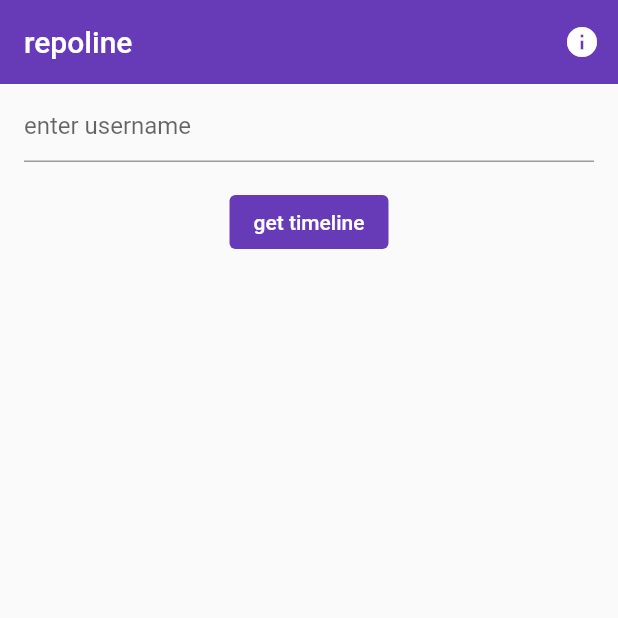
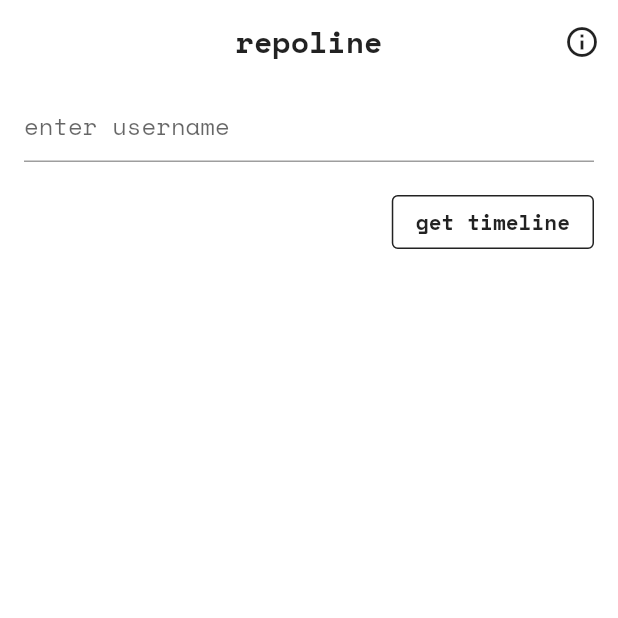
Before and after one commit to hexa-apps/repoline, a Flutter app: the screen it shows after launch, on a phone screen of 412 x 824 dp, the top half of it. Run offline on Flutter 3.47's test engine with Material 2 defaults, Android fonts, the phone set to English and light mode, and no system bars; our stand-ins replace timeline_tile.

Commit message:
purple to black

```diff
--- a/lib/component/start_child.dart
+++ b/lib/component/start_child.dart
@@ -18,11 +18,11 @@ class StartChild extends StatelessWidget {
         alignment: const Alignment(0.0, -0.50),
         child: Text(
           '${data.elementAt(index).createdAt.day}-${data.elementAt(index).createdAt.month}-${data.elementAt(index).createdAt.year}',
+          // ignore: prefer_const_constructors
           style: TextStyle(
             fontFamily: 'SpaceMono',
-            fontSize: 14,
-            color: Colors.white.withOpacity(0.6),
-            fontWeight: FontWeight.w700,
+            fontSize: 12,
+            color: Colors.black87,
           ),
         ),
       ),
--- a/lib/core/service/repo.dart
+++ b/lib/core/service/repo.dart
@@ -17,6 +17,8 @@ List<RepoModel> parseRepos(List arguments) {
             int.parse(repo['id'].toString()),
             repo['name'],
             repo['html_url'],
+            repo['description'] ?? '',
+            repo['fork'],
             DateTime.parse(repo['created_at'].toString()),
             int.parse(repo['stargazers_count'].toString()),
             int.parse(repo['forks_count'].toString()),
--- a/lib/page/home.dart
+++ b/lib/page/home.dart
@@ -22,21 +22,26 @@ class _HomePageState extends State<HomePage> {
   @override
   Widget build(BuildContext context) {
     return Scaffold(
+        backgroundColor: Colors.white,
         appBar: AppBar(
-            backgroundColor: Colors.deepPurple,
           elevation: 0,
-            title: const Text('repoline'),
+          centerTitle: true,
+          title: const Text(
+            'repoline',
+            style:
+                TextStyle(fontFamily: 'SpaceMono', fontWeight: FontWeight.bold),
+          ),
           actions: [
             IconButton(
-                onPressed: () {
-                  print('info');
-                },
+              onPressed: () {},
               icon: const Icon(
-                  Icons.info,
-                  color: Colors.white,
+                Icons.info_outline,
               ),
             )
-            ]),
+          ],
+          backgroundColor: Colors.white,
+          foregroundColor: Colors.black87,
+        ),
         body: createBody(context));
   }
 
@@ -47,16 +52,20 @@ class _HomePageState extends State<HomePage> {
             title: Form(
           key: _formKey,
           child: Column(
+            crossAxisAlignment: CrossAxisAlignment.end,
             children: [
               TextFormField(
-                cursorColor: Colors.deepPurple,
+                // ignore: prefer_const_constructors
+                style: TextStyle(fontFamily: 'SpaceMono'),
+                cursorColor: Colors.black87,
                 controller: usernameController,
                 decoration: const InputDecoration(
+                    hintStyle: TextStyle(fontFamily: 'SpaceMono'),
                     focusedBorder: UnderlineInputBorder(
-                        borderSide: BorderSide(color: Colors.deepPurple)),
+                        borderSide: BorderSide(color: Colors.black87)),
                     hintText: 'enter username',
                     border: UnderlineInputBorder(
-                        borderSide: BorderSide(color: Colors.deepPurple))),
+                        borderSide: BorderSide(color: Colors.black87))),
                 validator: (String? value) {
                   return value == null || value.isEmpty
                       ? 'please enter username'
@@ -66,10 +75,11 @@ class _HomePageState extends State<HomePage> {
               Container(
                 padding: const EdgeInsets.only(top: 16),
                 child: ElevatedButton(
-                  style: ButtonStyle(
-                      elevation: MaterialStateProperty.all<double>(0),
-                      backgroundColor:
-                          MaterialStateProperty.all<Color>(Colors.deepPurple)),
+                  style: ElevatedButton.styleFrom(
+                      // ignore: prefer_const_constructors
+                      side: BorderSide(color: Colors.black87, width: 1),
+                      elevation: 0,
+                      primary: Colors.white),
                   onPressed: () async => {
                     if (_formKey.currentState!.validate())
                       {
@@ -80,7 +90,13 @@ class _HomePageState extends State<HomePage> {
                             .then((value) => usernameController.clear())
                       }
                   },
-                  child: const Text('get timeline'),
+                  child: const Text(
+                    'get timeline',
+                    style: TextStyle(
+                        color: Colors.black87,
+                        fontFamily: 'SpaceMono',
+                        fontWeight: FontWeight.bold),
+                  ),
                 ),
               )
             ],
--- a/lib/page/splash.dart
+++ b/lib/page/splash.dart
@@ -29,12 +29,12 @@ class _SplashPageState extends State<SplashPage> {
   @override
   Widget build(BuildContext context) {
     return const Scaffold(
-      backgroundColor: Colors.deepPurple,
+      backgroundColor: Colors.white,
       body: Center(
           child: Text(
         'repoline',
         style: TextStyle(
-            color: Colors.white,
+            color: Colors.black87,
             fontFamily: 'SpaceMono',
             fontSize: 24,
             fontWeight: FontWeight.bold),
```
Also changed, not shown: lib/component/end_child.dart (+11 -9 lines), lib/component/timeline_indicator.dart (+6 -3 lines), lib/core/model/repo.dart (+8 -0 lines), lib/page/timeline.dart (+23 -5 lines). Lines whose indentation alone changed are shown as unchanged.
